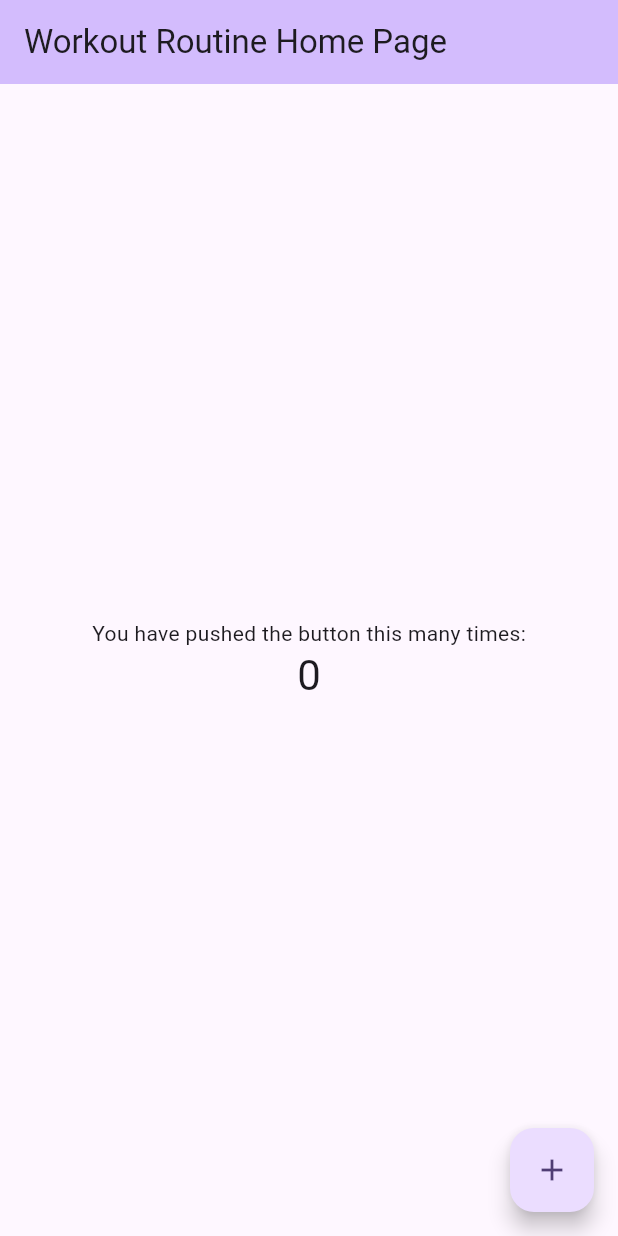
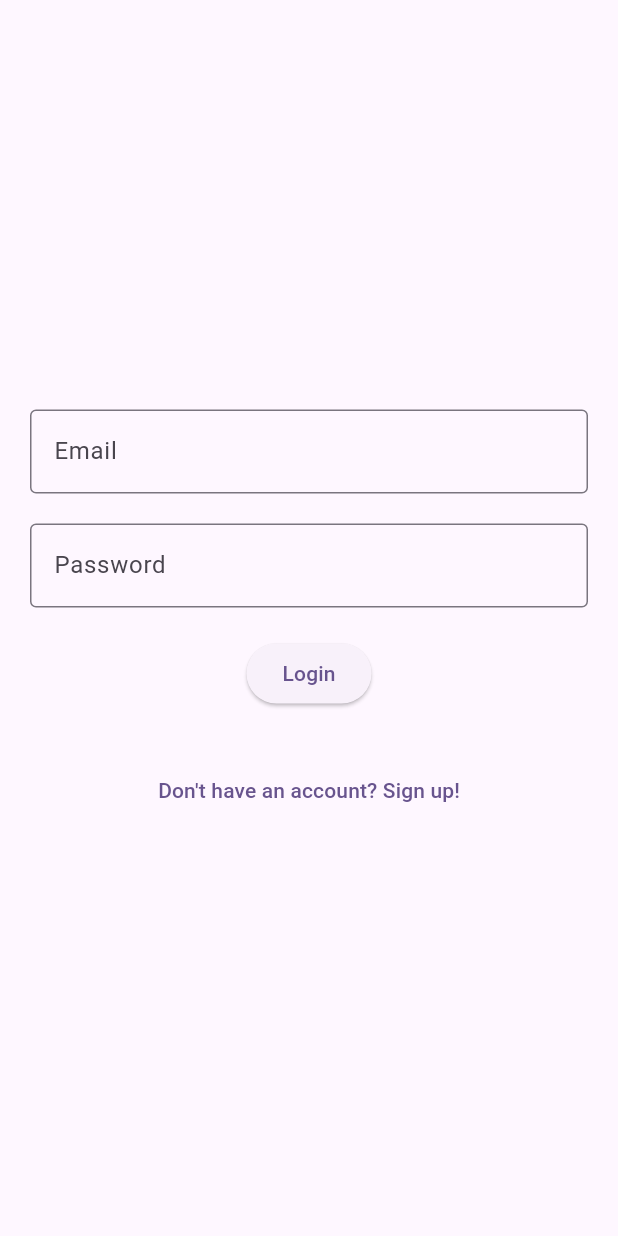
Before and after one commit to faustojc/workout_routine, a Flutter app: the screen it shows after launch, on a phone screen of 412 x 824 dp. Run offline on Flutter 3.47's test engine with Material 3 defaults, Android fonts, the phone set to English and light mode, and no system bars; our stand-ins replace firebase_core; accounts and stored records are empty.

Commit message:
Added login, register, and dashboard widget

```diff
--- a/lib/main.dart
+++ b/lib/main.dart
@@ -1,5 +1,7 @@
 import 'package:firebase_core/firebase_core.dart';
 import 'package:flutter/material.dart';
+import 'package:workout_routine/routes.dart';
+import 'package:workout_routine/widgets/auth/login.dart';
 
 import 'firebase_options.dart';
 
@@ -22,55 +24,10 @@ class MainApp extends StatelessWidget {
         colorScheme: ColorScheme.fromSeed(seedColor: Colors.deepPurple),
         useMaterial3: true,
       ),
-      home: const MyHomePage(title: 'Workout Routine Home Page'),
+      home: const LoginForm(),
+      initialRoute: Routes.initialRoute,
+      onGenerateRoute: Routes.generateRoute,
+      debugShowCheckedModeBanner: false,
     );
   }
 }
-
-class MyHomePage extends StatefulWidget {
-  const MyHomePage({super.key, required this.title});
-
-  final String title;
-
-  @override
-  State<MyHomePage> createState() => _MyHomePageState();
-}
-
-class _MyHomePageState extends State<MyHomePage> {
-  int _counter = 0;
-
-  void _incrementCounter() {
-    setState(() {
-      _counter++;
-    });
-  }
-
-  @override
-  Widget build(BuildContext context) {
-    return Scaffold(
-      appBar: AppBar(
-        backgroundColor: Theme.of(context).colorScheme.inversePrimary,
-        title: Text(widget.title),
-      ),
-      body: Center(
-        child: Column(
-          mainAxisAlignment: MainAxisAlignment.center,
-          children: <Widget>[
-            const Text(
-              'You have pushed the button this many times:',
-            ),
-            Text(
-              '$_counter',
-              style: Theme.of(context).textTheme.headlineMedium,
-            ),
-          ],
-        ),
-      ),
-      floatingActionButton: FloatingActionButton(
-        onPressed: _incrementCounter,
-        tooltip: 'Increment',
-        child: const Icon(Icons.add),
-      ),
-    );
-  }
-}
--- /dev/null
+++ b/lib/widgets/auth/login.dart
@@ -0,0 +1,83 @@
+import 'package:flutter/material.dart';
+import 'package:workout_routine/routes.dart';
+import 'package:workout_routine/widgets/components/input_form_field.dart';
+
+class LoginForm extends StatefulWidget {
+  const LoginForm({super.key});
+
+  @override
+  State<LoginForm> createState() => _LoginFormState();
+}
+
+class _LoginFormState extends State<LoginForm> {
+  final _formKey = GlobalKey<FormState>();
+  final _emailController = TextEditingController();
+  final _passwordController = TextEditingController();
+
+  String? _validateEmail(String? value) {
+    if (value == null || value.isEmpty) {
+      return 'Please enter your email';
+    }
+
+    if (value.matchAsPrefix(RegExp(r'^[\w-]+@([\w-]+\.)+[\w-]{2,4}$') as String) != null) {
+      return 'Please enter a valid email';
+    }
+
+    return null;
+  }
+
+  String? _validatePassword(String? value) {
+    if (value == null || value.isEmpty) {
+      return 'Please enter your password';
+    }
+
+    return null;
+  }
+
+  void _login() {
+    if (_formKey.currentState!.validate()) {
+      // Perform login action
+    }
+  }
+
+  @override
+  Widget build(BuildContext context) {
+    return Material(
+      child: Form(
+          key: _formKey,
+          child: Padding(
+            padding: const EdgeInsets.symmetric(horizontal: 20),
+            child: Column(
+              mainAxisAlignment: MainAxisAlignment.center,
+              children: <Widget>[
+                InputFormField(
+                  type: InputFormFieldType.text,
+                  label: 'Email',
+                  controller: _emailController,
+                  validator: _validateEmail,
+                ),
+                const SizedBox(height: 20),
+                InputFormField(
+                  type: InputFormFieldType.password,
+                  label: 'Password',
+                  controller: _passwordController,
+                  validator: _validatePassword,
+                ),
+                const SizedBox(height: 20),
+                ElevatedButton(
+                  onPressed: _login,
+                  child: const Text('Login'),
+                ),
+                const SizedBox(height: 30),
+                TextButton(
+                  onPressed: () {
+                    Routes.to(context, '/register');
+                  },
+                  child: const Text('Don\'t have an account? Sign up!'),
+                ),
+              ],
+            ),
+          )),
+    );
+  }
+}
--- /dev/null
+++ b/lib/widgets/components/input_form_field.dart
@@ -0,0 +1,71 @@
+import 'package:flutter/material.dart';
+
+enum InputFormFieldType {
+  text,
+  password,
+}
+
+class InputFormField extends StatefulWidget {
+  final InputFormFieldType type;
+  final IconData? icon;
+  final String? label;
+  final String? hint;
+  final TextEditingController? controller;
+  final String? Function(String?)? validator;
+
+  const InputFormField({super.key, required this.type, this.label, this.hint, this.controller, this.validator, this.icon});
+
+  @override
+  State<InputFormField> createState() => _InputFormFieldState();
+}
+
+class _InputFormFieldState extends State<InputFormField> {
+  Widget? _suffixIcon = const SizedBox.shrink();
+  late bool _obscureText;
+
+  @override
+  void initState() {
+    super.initState();
+    _obscureText = widget.type == InputFormFieldType.password;
+
+    if (widget.controller!.text.isNotEmpty) {
+      if (widget.type == InputFormFieldType.password) {
+        _suffixIcon = IconButton(
+          icon: Icon(_obscureText ? Icons.visibility : Icons.visibility_off),
+          onPressed: _setObscureText,
+        );
+      } else {
+        _suffixIcon = IconButton(
+          icon: const Icon(Icons.clear),
+          onPressed: _clearText,
+        );
+      }
+    }
+  }
+
+  void _setObscureText() {
+    setState(() {
+      _obscureText = !_obscureText;
+    });
+  }
+
+  void _clearText() {
+    widget.controller!.clear();
+  }
+
+  @override
+  Widget build(BuildContext context) {
+    return TextFormField(
+      controller: widget.controller,
+      decoration: InputDecoration(
+        prefixIcon: widget.icon != null ? Icon(widget.icon) : null,
+        suffixIcon: _suffixIcon,
+        labelText: widget.label,
+        hintText: widget.hint,
+        border: const OutlineInputBorder(),
+      ),
+      obscureText: _obscureText,
+      validator: widget.validator,
+    );
+  }
+}
```
Also changed, not shown: lib/widgets/auth/register.dart (added, +181 -0 lines), lib/widgets/dashboard.dart (added, +68 -0 lines).
